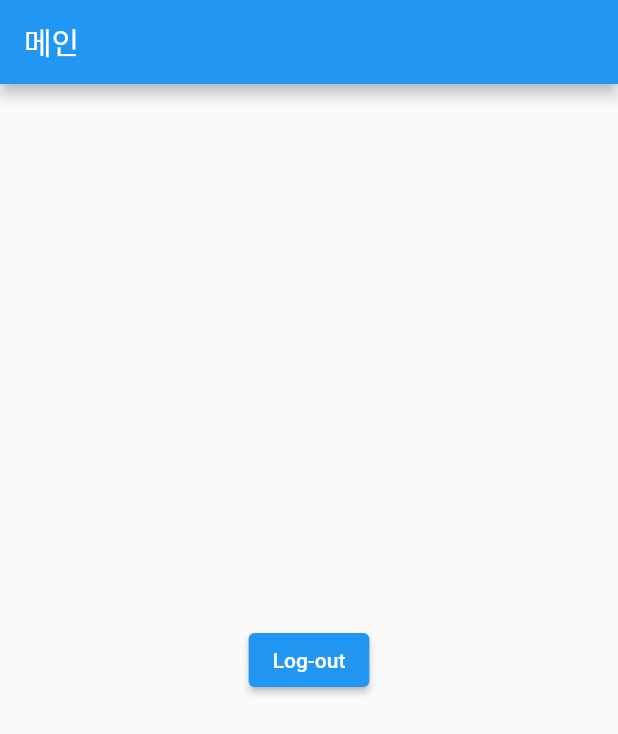
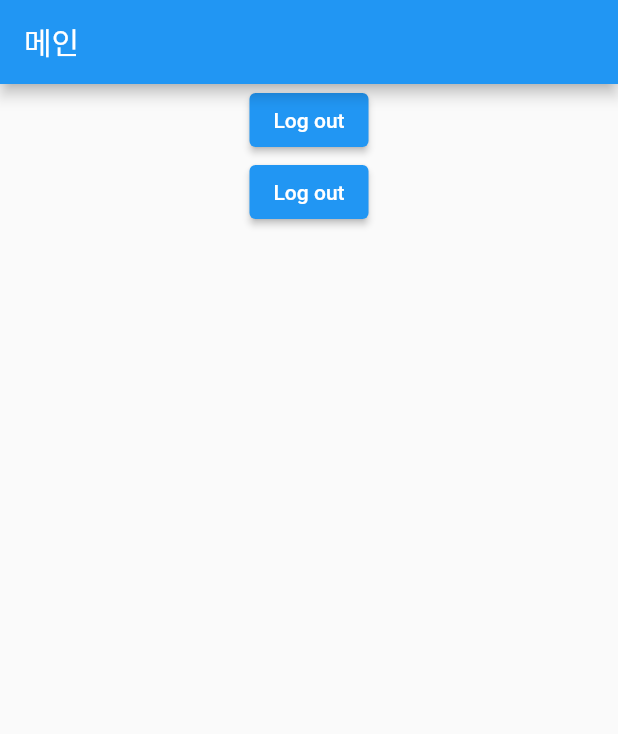
Before and after one commit to teddyjune/firebase_why, a Flutter app: the screen it shows once a user with an empty profile is signed in, on a phone screen of 412 x 824 dp. Shown: the top 734 px of the screen. Run offline on Flutter 3.47's test engine with Material 2 defaults, Android fonts, the phone set to English and light mode, and no system bars; our stand-ins replace firebase_auth, firebase_core, go_router; missing offline and left inert: flutterfire_ui; accounts and stored records are empty.

```diff
--- a/lib/presentation/main/main_screen.dart
+++ b/lib/presentation/main/main_screen.dart
@@ -1,5 +1,6 @@
 import 'package:firebase_auth/firebase_auth.dart';
 import 'package:flutter/material.dart';
+import 'package:go_router/go_router.dart';
 
 class MainScreen extends StatelessWidget {
   const MainScreen({Key? key}) : super(key: key);
@@ -11,11 +12,20 @@ class MainScreen extends StatelessWidget {
         title: const Text('메인'),
       ),
       body: Center(
-        child: ElevatedButton(
-          onPressed: () {
-            FirebaseAuth.instance.signOut();
-          },
-          child: const Text('Log-out'),
+        child: Column(
+          children: [
+            ElevatedButton(
+              onPressed: () {
+                FirebaseAuth.instance.signOut();
+              },
+              child: const Text('Log out'),
+            ),
+            ElevatedButton(
+              onPressed: () => context.go('/write'),
+              //go는 replace, push는 위로 올라온다.
+              child: const Text('Log out'),
+            ),
+          ],
         ),
       ),
     );
--- a/lib/presentation/routes.dart
+++ b/lib/presentation/routes.dart
@@ -1,3 +1,4 @@
+import 'package:firebase_why/presentation/write/write_screen.dart';
 import 'package:flutter/cupertino.dart';
 import 'package:go_router/go_router.dart';
 
@@ -12,5 +13,11 @@ final GoRouter router = GoRouter(
         return const AuthGate();
       },
     ),
+    GoRoute(
+      path: '/write',
+      builder: (BuildContext context, GoRouterState state) {
+        return const WriteScreen();
+      },
+    ),
   ],
 );
```
Also changed, not shown: lib/presentation/write/write_screen.dart (+18 -1 lines).
